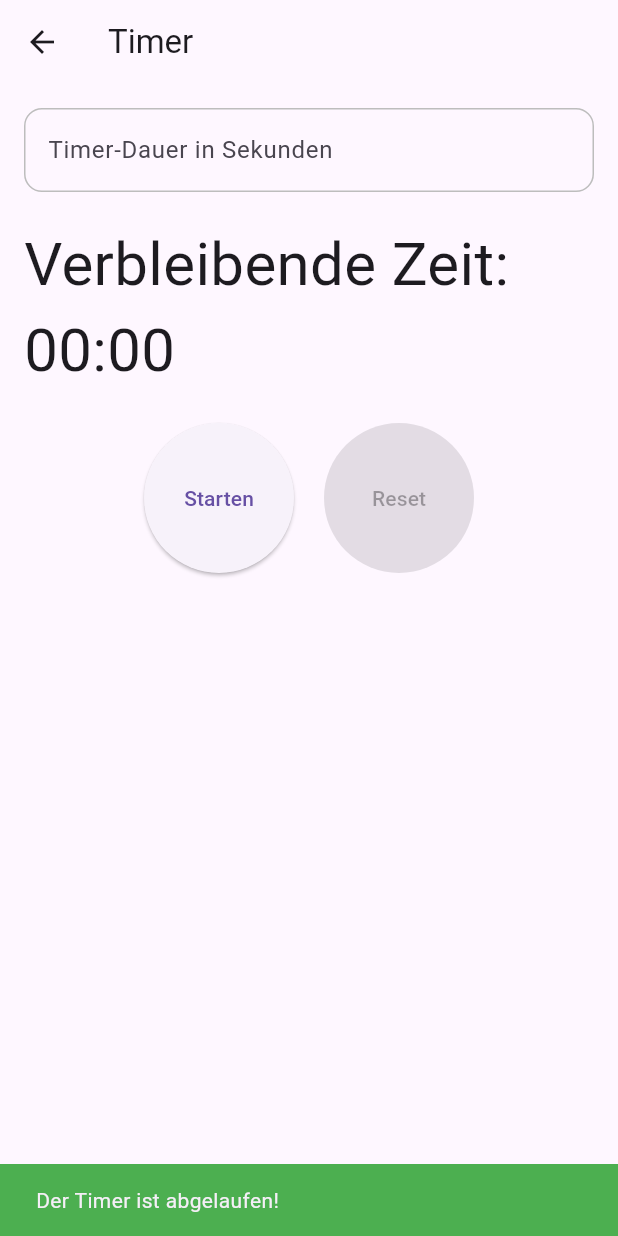
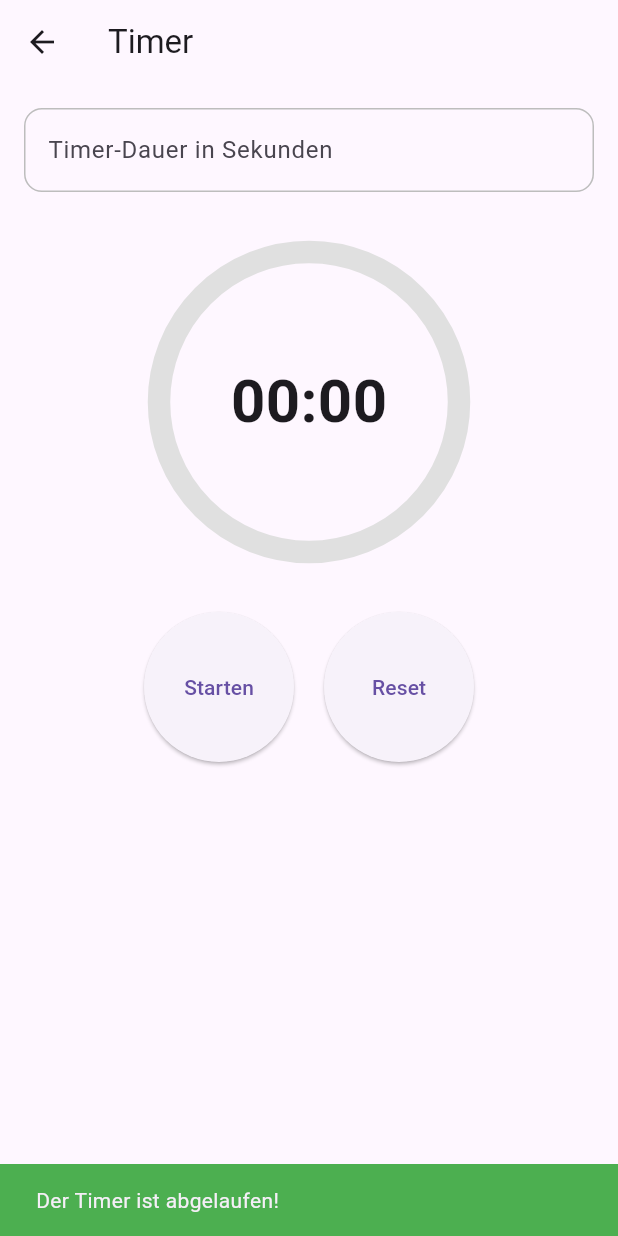
Before and after one commit to antoniotaskov/timer_app, a Flutter app: the TimerPage screen opened by its route, after a tap on "Starten", on a phone screen of 412 x 824 dp. Run offline on Flutter 3.47's test engine with Material 3 defaults, Android fonts, the phone set to English and light mode, and no system bars.

Commit message:
muss ich noch alles optimieren

```diff
--- a/lib/screens/second_screen.dart
+++ b/lib/screens/second_screen.dart
@@ -7,11 +7,32 @@ class TimerPage extends StatefulWidget {
   TimerPageState createState() => TimerPageState();
 }
 
-class TimerPageState extends State<TimerPage> {
+class TimerPageState extends State<TimerPage> with TickerProviderStateMixin {
   int _remainingSeconds = 0;
+  int _totalSeconds = 0;
   bool _isRunning = false;
   bool _isPaused = false;
   TextEditingController controller = TextEditingController();
+  late AnimationController _progressController;
+  late Animation<double> _progressAnimation;
+
+  @override
+  void initState() {
+    super.initState();
+    _progressController = AnimationController(
+      vsync: this,
+      duration: const Duration(seconds: 0),
+    );
+    _progressAnimation =
+        Tween<double>(begin: 1.0, end: 0.0).animate(_progressController);
+  }
+
+  @override
+  void dispose() {
+    _progressController.dispose();
+    controller.dispose();
+    super.dispose();
+  }
 
   void _startTimer() async {
     setState(() {
@@ -19,6 +40,10 @@ class TimerPageState extends State<TimerPage> {
       _isPaused = false;
       if (_remainingSeconds == 0) {
         _remainingSeconds = int.tryParse(controller.text) ?? 0;
+        _totalSeconds = _remainingSeconds;
+        _progressController.duration = Duration(seconds: _totalSeconds);
+        _progressController.reset();
+        _progressController.forward();
       }
     });
 
@@ -43,6 +68,7 @@ class TimerPageState extends State<TimerPage> {
     setState(() {
       _isPaused = true;
       _isRunning = false;
+      _progressController.stop();
     });
   }
 
@@ -50,6 +76,7 @@ class TimerPageState extends State<TimerPage> {
     setState(() {
       _isPaused = false;
       _isRunning = true;
+      _progressController.forward();
     });
     _startTimer();
   }
@@ -59,7 +86,9 @@ class TimerPageState extends State<TimerPage> {
       _isRunning = false;
       _isPaused = false;
       _remainingSeconds = 0;
+      _totalSeconds = 0;
       controller.clear();
+      _progressController.reset();
     });
   }
 
@@ -111,12 +140,27 @@ class TimerPageState extends State<TimerPage> {
                 ),
               ),
             ),
-            const SizedBox(height: 20),
-            Text(
-              'Verbleibende Zeit: ${_formatTime(_remainingSeconds)}',
-              style: const TextStyle(fontSize: 40),
+            const SizedBox(height: 40),
+            Stack(
+              alignment: Alignment.center,
+              children: [
+                SizedBox(
+                  height: 200, // Größere Höhe des Kreises
+                  width: 200, // Größere Breite des Kreises
+                  child: CircularProgressIndicator(
+                    value: _progressAnimation.value,
+                    strokeWidth: 15, // Dickere Kreislinie
+                    backgroundColor: Colors.grey.shade300,
+                  ),
+                ),
+                Text(
+                  _formatTime(_remainingSeconds),
+                  style: const TextStyle(
+                      fontSize: 40, fontWeight: FontWeight.bold),
+                ),
+              ],
             ),
-            const SizedBox(height: 20),
+            const SizedBox(height: 40), // Abstand zwischen Kreis und Buttons
             Row(
               mainAxisAlignment: MainAxisAlignment.center,
               children: <Widget>[
@@ -135,8 +179,7 @@ class TimerPageState extends State<TimerPage> {
                 ),
                 const SizedBox(width: 20),
                 ElevatedButton(
-                  onPressed:
-                      _remainingSeconds > 0 || _isPaused ? _resetTimer : null,
+                  onPressed: _resetTimer, // Button ist immer aktiv
                   style: ElevatedButton.styleFrom(
                     fixedSize: const Size(100, 100), // Feste Größe
                     shape: const CircleBorder(), // Runde Form
```
